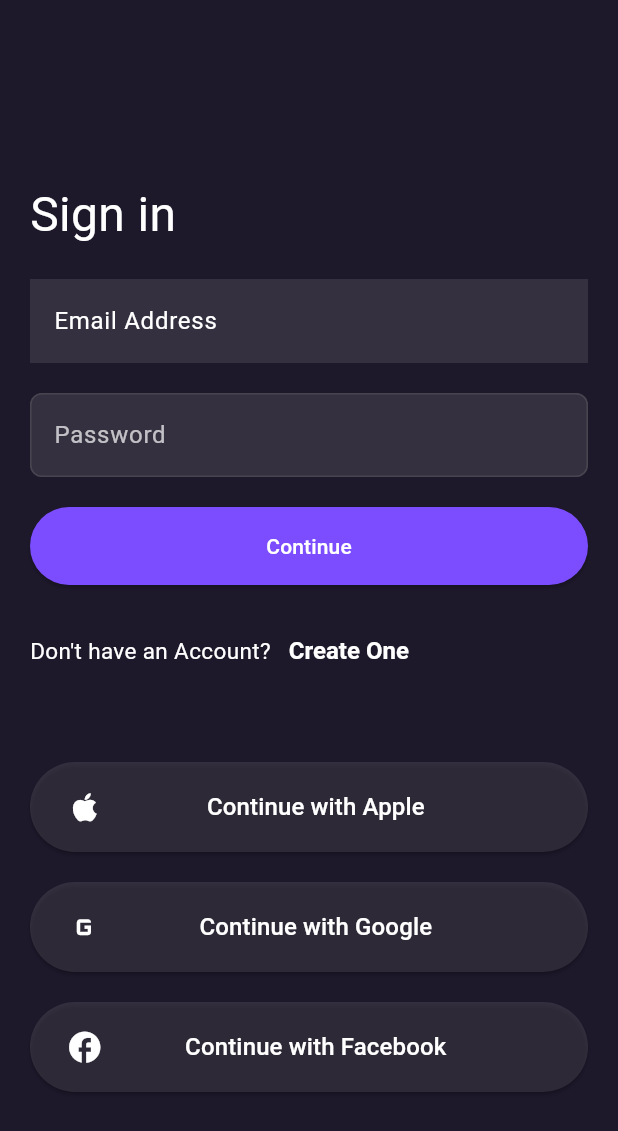
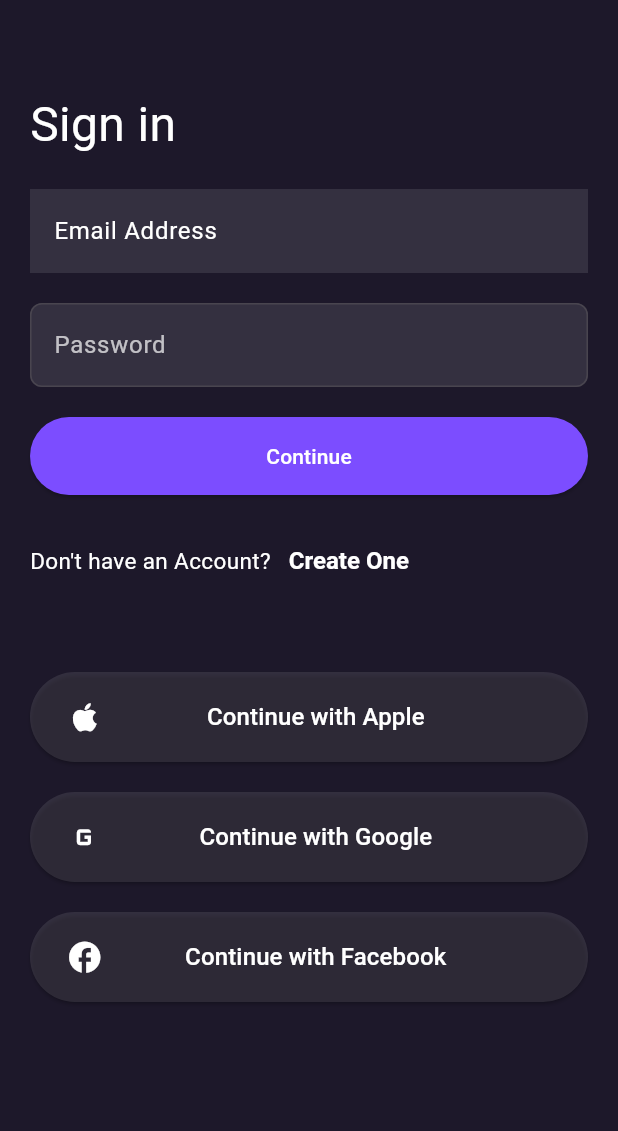
Before and after one commit to zeienv/e_shopping, a Flutter app: the screen it shows after launch, on a phone screen of 412 x 824 dp. Shown: the top 1131 px of the screen. Run offline on Flutter 3.47's test engine with Material 3 defaults, Android fonts, the phone set to English and light mode, and no system bars; our stand-ins replace bloc, dio, equatable, flutter_bloc, get_it, iconly and 1 more.

Commit message:
Optimized code

```diff
--- a/lib/features/auth/presentation/screens/sign_in/sign_in_email.dart
+++ b/lib/features/auth/presentation/screens/sign_in/sign_in_email.dart
@@ -35,7 +35,7 @@ class _SignInEmailState extends State<SignInEmail> {
   @override
   Widget build(BuildContext context) {
     return BlocProvider(
-      create: (context) => di<LoginBloc>(), // Inject your LoginBloc from service_locator
+      create: (context) => di<LoginBloc>(),
       child: Scaffold(
         backgroundColor: AppColors.backgroundColor,
         body: BlocListener<LoginBloc, LoginState>(
@@ -58,13 +58,15 @@ class _SignInEmailState extends State<SignInEmail> {
           },
           child: SingleChildScrollView(
             child: Padding(
-              padding: const EdgeInsets.symmetric(horizontal: 20, vertical: 120),
+              padding: const EdgeInsets.symmetric(horizontal: 20),
               child: Form(
                 key: _formKey,
                 child: Column(
                   mainAxisAlignment: MainAxisAlignment.center,
                   crossAxisAlignment: CrossAxisAlignment.start,
+                  mainAxisSize: MainAxisSize.min,
                   children: [
+                    const SizedBox(height: 60),
                     const Text(
                       "Sign in",
                       style: TextStyle(
```
